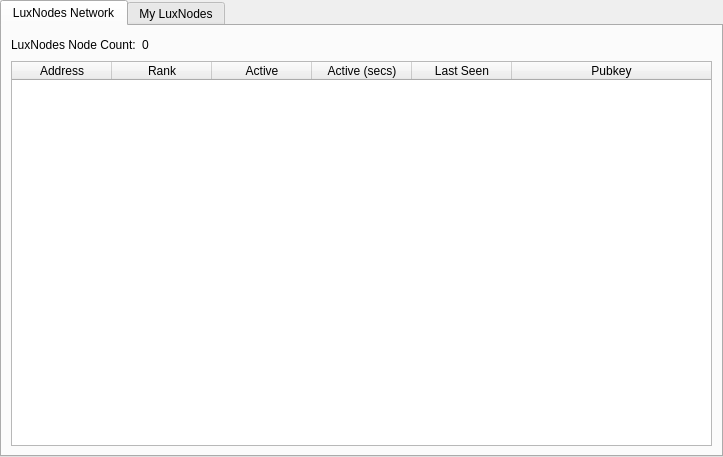
First picture: the form in src/qt/forms/masternodemanager.ui, repository LUX-Core/lux, before the edit.
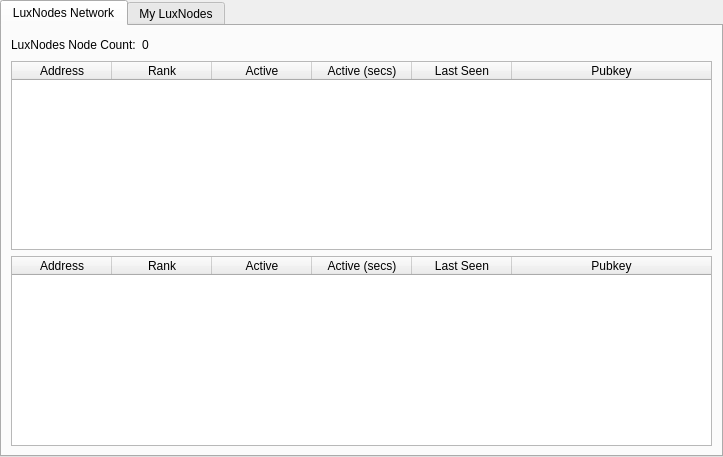
Second picture: the form after the edit.

The edit to the form file:
```diff
--- a/src/qt/forms/masternodemanager.ui
+++ b/src/qt/forms/masternodemanager.ui
@@ -87,6 +87,55 @@
            </column>
           </widget>
          </item>
+          <item row="2" column="0">
+          <widget class="QTableWidget" name="tableWidget_3">
+           <property name="editTriggers">
+            <set>QAbstractItemView::NoEditTriggers</set>
+           </property>
+           <property name="alternatingRowColors">
+            <bool>true</bool>
+           </property>
+           <property name="selectionBehavior">
+            <enum>QAbstractItemView::SelectRows</enum>
+           </property>
+           <property name="sortingEnabled">
+            <bool>true</bool>
+           </property>
+           <attribute name="horizontalHeaderStretchLastSection">
+            <bool>true</bool>
+           </attribute>
+           <column>
+            <property name="text">
+             <string>Address</string>
+            </property>
+           </column>
+           <column>
+            <property name="text">
+             <string>Rank</string>
+            </property>
+           </column>
+           <column>
+            <property name="text">
+             <string>Active</string>
+            </property>
+           </column>
+           <column>
+            <property name="text">
+             <string>Active (secs)</string>
+            </property>
+           </column>
+           <column>
+            <property name="text">
+             <string>Last Seen</string>
+            </property>
+           </column>
+           <column>
+            <property name="text">
+             <string>Pubkey</string>
+            </property>
+           </column>
+          </widget>
+         </item>
          <item row="0" column="0">
           <layout class="QHBoxLayout" name="horizontalLayout_3">
            <property name="bottomMargin">
```
